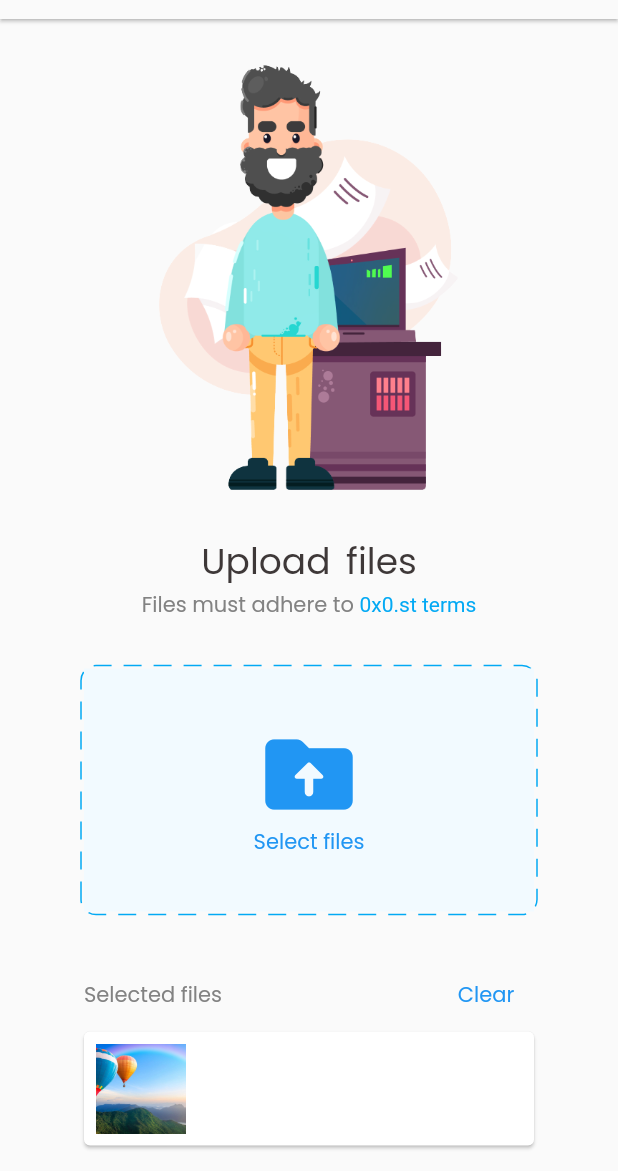
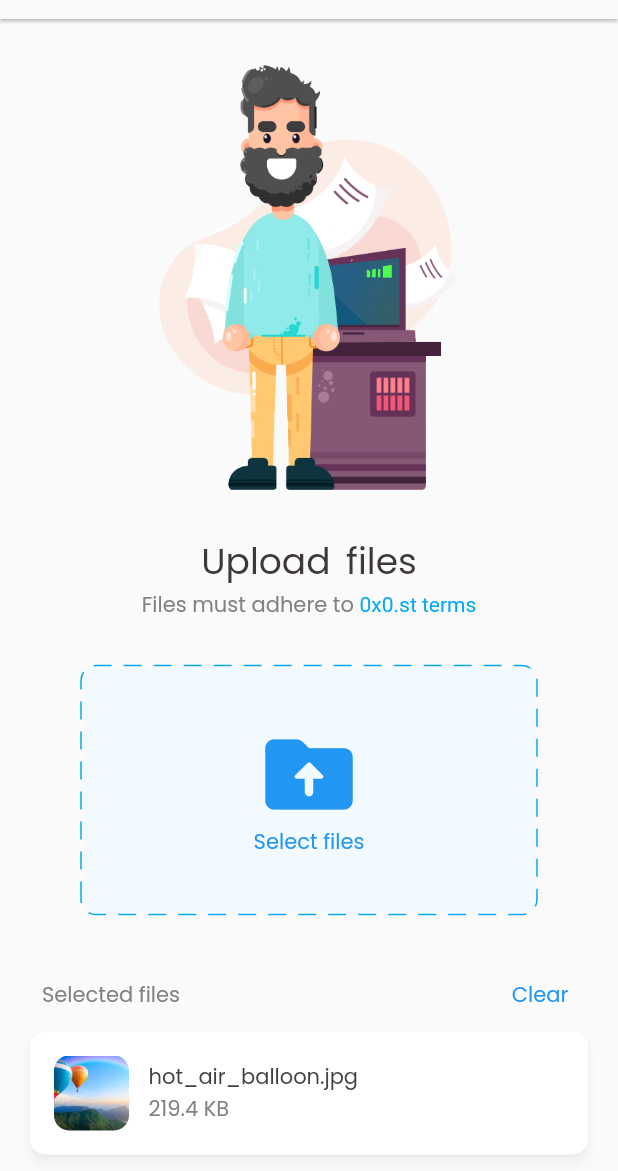
Before and after one commit to lastradev/voidshare, a Flutter app: the screen it shows after launch, on a phone screen of 412 x 824 dp, the part 65-1236 px from its top. Run offline on Flutter 3.47's test engine with Material 2 defaults, Android fonts, the phone set to English and light mode, and no system bars; drawn by our look-alikes of dotted_border; our stand-ins replace page_transition.

Commit message:
Add card style

```diff
--- a/lib/screens/history_screen.dart
+++ b/lib/screens/history_screen.dart
@@ -25,10 +25,8 @@ class HistoryScreen extends StatelessWidget {
                 const Text('Nothing here yet'),
               ],
             ),
-            Image(
-              image: const AssetImage(
-                'assets/images/flat_characters_illustration.png',
-              ),
+            Image.asset(
+              'assets/images/flat_characters_illustration.png',
               height: MediaQuery.of(context).size.height / 2.5,
             ),
           ],
--- a/lib/screens/home_screen.dart
+++ b/lib/screens/home_screen.dart
@@ -34,8 +34,8 @@ class HomeScreen extends StatelessWidget {
           child: Column(
             children: [
               const SizedBox(height: 30),
-              const Image(
-                image: AssetImage('assets/images/writer_illustration.png'),
+              Image.asset(
+                'assets/images/writer_illustration.png',
                 width: 200,
               ),
               const SizedBox(height: 30),
@@ -65,11 +65,15 @@ class HomeScreen extends StatelessWidget {
               const SelectFilesContainer(),
               const SizedBox(height: 30),
               SizedBox(
-                width: 300,
+                child: Container(
+                  margin: const EdgeInsets.only(left: 20, right: 20),
                   child: Row(
                     mainAxisAlignment: MainAxisAlignment.spaceBetween,
                     children: [
-                    const Text('Selected files'),
+                      Container(
+                        margin: const EdgeInsets.all(8),
+                        child: const Text('Selected files'),
+                      ),
                       TextButton(
                         child: const Text('Clear'),
                         onPressed: () {},
@@ -77,7 +81,9 @@ class HomeScreen extends StatelessWidget {
                     ],
                   ),
                 ),
+              ),
               const SelectedFileCard(),
+              const SizedBox(height: 30),
             ],
           ),
         ),
--- a/lib/widgets/selected_file_card.dart
+++ b/lib/widgets/selected_file_card.dart
@@ -5,19 +5,43 @@ class SelectedFileCard extends StatelessWidget {
 
   @override
   Widget build(BuildContext context) {
-    return SizedBox(
-      width: 300,
+    return Container(
+      margin: const EdgeInsets.only(left: 20, right: 20),
       child: Card(
+        elevation: 3,
+        shadowColor: Colors.grey.shade50.withOpacity(0.4),
+        shape: RoundedRectangleBorder(
+          borderRadius: BorderRadius.circular(10),
+        ),
         margin: EdgeInsets.zero,
         child: Padding(
           padding: const EdgeInsets.all(8.0),
           child: Row(
             children: [
-              Image.asset(
-                'assets/images/0066.jpg',
-                width: 60,
-                height: 60,
-                fit: BoxFit.cover,
+              Container(
+                margin: const EdgeInsets.all(8),
+                child: ClipRRect(
+                  borderRadius: BorderRadius.circular(10),
+                  child: Image.asset(
+                    'assets/images/0066.jpg',
+                    width: 50,
+                    height: 50,
+                    fit: BoxFit.cover,
+                  ),
+                ),
+              ),
+              const SizedBox(width: 5),
+              Column(
+                crossAxisAlignment: CrossAxisAlignment.start,
+                children: [
+                  Text(
+                    'hot_air_balloon.jpg',
+                    style: TextStyle(
+                      color: Colors.grey.shade800,
+                    ),
+                  ),
+                  const Text('219.4 KB'),
+                ],
               )
             ],
           ),
```
Lines whose indentation alone changed are shown as unchanged.
